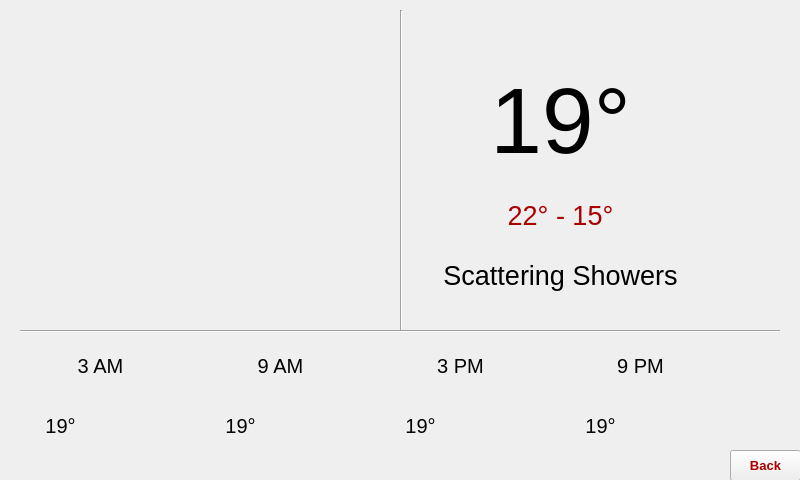
First picture: the form in RPI/GUI/UI/Weather.ui, repository YehiaEhab16/FOTA_Graduation-Project-2022, before the edit.
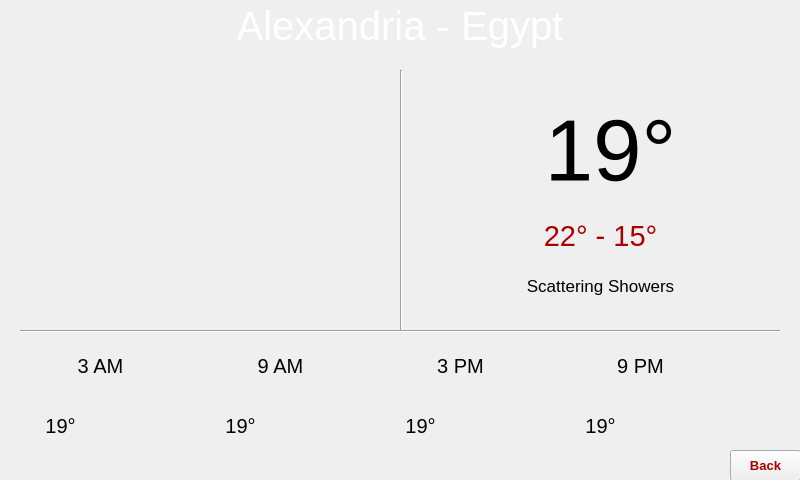
Second picture: the form after the edit. Icons and pictures are not drawn.

Patch:
```diff
--- a/RPI/GUI/UI/Weather.ui
+++ b/RPI/GUI/UI/Weather.ui
@@ -1296,10 +1296,10 @@
   <widget class="QLabel" name="icon">
    <property name="geometry">
     <rect>
-     <x>0</x>
-     <y>0</y>
-     <width>391</width>
-     <height>321</height>
+     <x>130</x>
+     <y>80</y>
+     <width>231</width>
+     <height>211</height>
     </rect>
    </property>
    <property name="text">
@@ -1316,9 +1316,9 @@
    <property name="geometry">
     <rect>
      <x>400</x>
-     <y>10</y>
+     <y>70</y>
      <width>2</width>
-     <height>320</height>
+     <height>260</height>
     </rect>
    </property>
    <property name="orientation">
@@ -1328,15 +1328,15 @@
   <widget class="QLabel" name="weather">
    <property name="geometry">
     <rect>
-     <x>440</x>
-     <y>0</y>
+     <x>490</x>
+     <y>30</y>
      <width>241</width>
      <height>241</height>
     </rect>
    </property>
    <property name="font">
     <font>
-     <pointsize>70</pointsize>
+     <pointsize>65</pointsize>
     </font>
    </property>
    <property name="text">
@@ -1352,15 +1352,15 @@
   <widget class="QLabel" name="state">
    <property name="geometry">
     <rect>
-     <x>440</x>
-     <y>250</y>
+     <x>480</x>
+     <y>260</y>
      <width>241</width>
      <height>51</height>
     </rect>
    </property>
    <property name="font">
     <font>
-     <pointsize>20</pointsize>
+     <pointsize>13</pointsize>
     </font>
    </property>
    <property name="text">
@@ -1376,15 +1376,15 @@
   <widget class="QLabel" name="weather_2">
    <property name="geometry">
     <rect>
-     <x>440</x>
-     <y>190</y>
+     <x>480</x>
+     <y>210</y>
      <width>241</width>
      <height>51</height>
     </rect>
    </property>
    <property name="font">
     <font>
-     <pointsize>20</pointsize>
+     <pointsize>22</pointsize>
     </font>
    </property>
    <property name="styleSheet">
@@ -1668,6 +1668,42 @@
     <set>Qt::AlignCenter</set>
    </property>
   </widget>
+  <widget class="QLabel" name="location">
+   <property name="geometry">
+    <rect>
+     <x>0</x>
+     <y>0</y>
+     <width>800</width>
+     <height>51</height>
+    </rect>
+   </property>
+   <property name="font">
+    <font>
+     <pointsize>30</pointsize>
+    </font>
+   </property>
+   <property name="layoutDirection">
+    <enum>Qt::LeftToRight</enum>
+   </property>
+   <property name="autoFillBackground">
+    <bool>false</bool>
+   </property>
+   <property name="styleSheet">
+    <string notr="true">color:rgb(255, 255, 255)</string>
+   </property>
+   <property name="text">
+    <string>Alexandria - Egypt</string>
+   </property>
+   <property name="scaledContents">
+    <bool>false</bool>
+   </property>
+   <property name="alignment">
+    <set>Qt::AlignCenter</set>
+   </property>
+   <property name="openExternalLinks">
+    <bool>false</bool>
+   </property>
+  </widget>
  </widget>
  <resources/>
  <connections/>
```
Left out of the diff: 1 changed line with no effect on the pictures.
